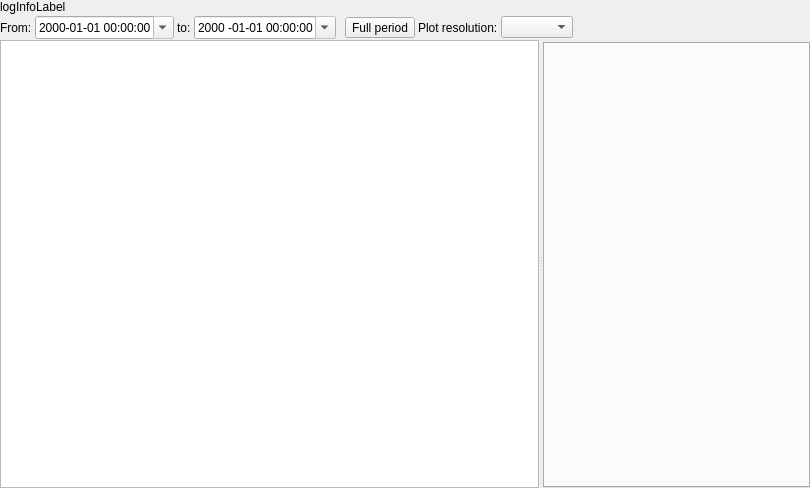
This is Viewer/libViewer/src/LogLoadWidget.ui in ecmwf/ecflow as Qt 5 draws it before an edit. The edited form follows.
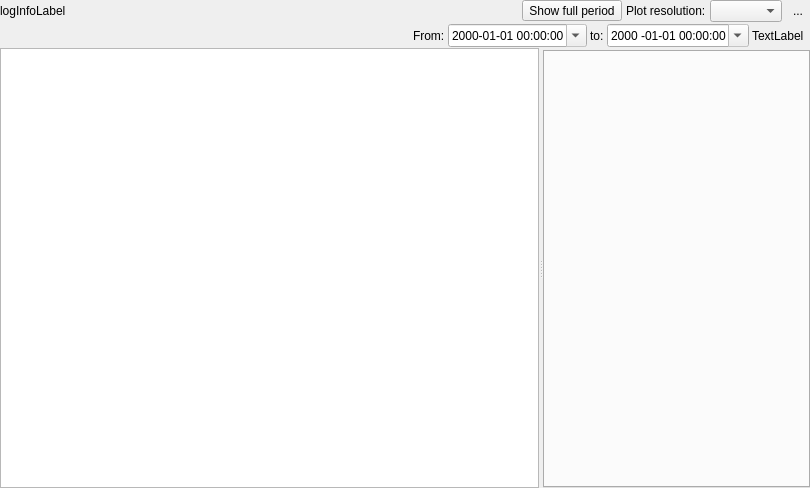
This is the edited form. Icons and pictures are not drawn. Custom widgets are drawn as their Qt base class.

Commit message: ecFlowUI: sort stats table columns in server load view ECFLOW-1306

What changed in the file:
```diff
--- a/Viewer/libViewer/src/LogLoadWidget.ui
+++ b/Viewer/libViewer/src/LogLoadWidget.ui
@@ -39,7 +39,7 @@
     <number>0</number>
    </property>
    <item>
-    <layout class="QHBoxLayout" name="horizontalLayout_3" stretch="1">
+    <layout class="QHBoxLayout" name="horizontalLayout_3" stretch="1,0,0,0,0">
      <property name="spacing">
       <number>4</number>
      </property>
@@ -50,6 +50,40 @@
        </property>
       </widget>
      </item>
+     <item>
+      <widget class="QToolButton" name="showFullTb">
+       <property name="text">
+        <string>Show full period</string>
+       </property>
+      </widget>
+     </item>
+     <item>
+      <widget class="QLabel" name="label_3">
+       <property name="text">
+        <string>Plot resolution:</string>
+       </property>
+      </widget>
+     </item>
+     <item>
+      <widget class="QComboBox" name="resCombo"/>
+     </item>
+     <item>
+      <widget class="QToolButton" name="reloadTb">
+       <property name="toolTip">
+        <string>Reload</string>
+       </property>
+       <property name="text">
+        <string>...</string>
+       </property>
+       <property name="icon">
+        <iconset resource="../../ecflowUI/src/viewer.qrc">
+         <normaloff>:/viewer/sync.svg</normaloff>:/viewer/sync.svg</iconset>
+       </property>
+       <property name="autoRaise">
+        <bool>true</bool>
+       </property>
+      </widget>
+     </item>
     </layout>
    </item>
    <item>
@@ -76,6 +110,19 @@
       <property name="bottomMargin">
        <number>0</number>
       </property>
+      <item>
+       <spacer name="horizontalSpacer">
+        <property name="orientation">
+         <enum>Qt::Horizontal</enum>
+        </property>
+        <property name="sizeHint" stdset="0">
+         <size>
+          <width>40</width>
+          <height>20</height>
+         </size>
+        </property>
+       </spacer>
+      </item>
       <item>
        <widget class="QLabel" name="label">
         <property name="text">
@@ -116,6 +163,13 @@
         </property>
        </widget>
       </item>
+      <item>
+       <widget class="QLabel" name="timeLabel">
+        <property name="text">
+         <string>TextLabel</string>
+        </property>
+       </widget>
+      </item>
       <item>
        <spacer name="horizontalSpacer_2">
         <property name="orientation">
@@ -132,36 +186,6 @@
         </property>
        </spacer>
       </item>
-      <item>
-       <widget class="QToolButton" name="showFullTb">
-        <property name="text">
-         <string>Full period</string>
-        </property>
-       </widget>
-      </item>
-      <item>
-       <widget class="QLabel" name="label_3">
-        <property name="text">
-         <string>Plot resolution:</string>
-        </property>
-       </widget>
-      </item>
-      <item>
-       <widget class="QComboBox" name="resCombo"/>
-      </item>
-      <item>
-       <spacer name="horizontalSpacer">
-        <property name="orientation">
-         <enum>Qt::Horizontal</enum>
-        </property>
-        <property name="sizeHint" stdset="0">
-         <size>
-          <width>40</width>
-          <height>20</height>
-         </size>
-        </property>
-       </spacer>
-      </item>
      </layout>
     </widget>
    </item>
```
The commit also changes 4 other files.
